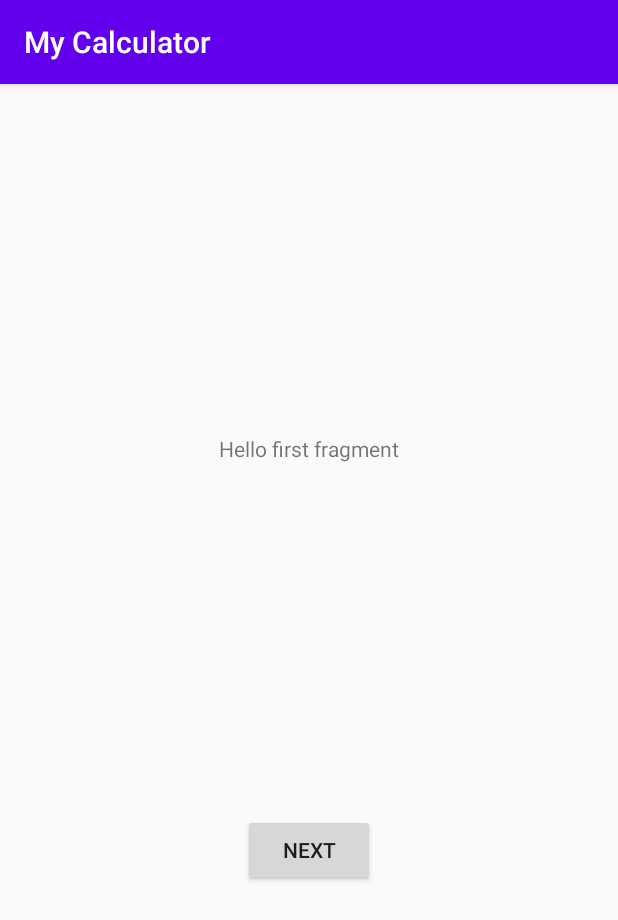
After one commit to RoteGer/My-Calculator, an Android app: the fragment FirstFragment shown on its own in the app's theme, on a phone screen of 412 x 824 dp. The commit adds this screen. Shown: the top 920 px of the screen. Run offline under Robolectric (Android 15) with nearby library versions, the phone set to English and light mode, and no system bars.

Commit message:
Made some logistic changes and added a second activity that shows the result

```diff
--- a/app/build.gradle
+++ b/app/build.gradle
@@ -26,12 +26,18 @@ android {
         sourceCompatibility JavaVersion.VERSION_1_8
         targetCompatibility JavaVersion.VERSION_1_8
     }
+    buildFeatures {
+        viewBinding true
+    }
 }
 
 dependencies {
 
     implementation 'com.android.support:appcompat-v7:28.0.0'
     implementation 'com.android.support.constraint:constraint-layout:2.0.4'
+    implementation 'com.android.support:design:28.0.0'
+    implementation 'android.arch.navigation:navigation-fragment:1.0.0'
+    implementation 'android.arch.navigation:navigation-ui:1.0.0'
     testImplementation 'junit:junit:4.13.2'
     androidTestImplementation 'com.android.support.test:runner:1.0.2'
     androidTestImplementation 'com.android.support.test.espresso:espresso-core:3.0.2'
--- /dev/null
+++ b/app/src/main/java/com/example/mycalculator/FirstFragment.java
@@ -0,0 +1,48 @@
+package com.example.mycalculator;
+
+import android.os.Bundle;
+import android.view.LayoutInflater;
+import android.view.View;
+import android.view.ViewGroup;
+
+import android.support.annotation.NonNull;
+import android.support.v4.app.Fragment;
+
+import androidx.navigation.fragment.NavHostFragment;
+
+import com.example.mycalculator.databinding.FragmentFirstBinding;
+
+public class FirstFragment extends Fragment {
+
+    private FragmentFirstBinding binding;
+
+    @Override
+    public View onCreateView(
+            LayoutInflater inflater, ViewGroup container,
+            Bundle savedInstanceState
+    ) {
+
+        binding = FragmentFirstBinding.inflate(inflater, container, false);
+        return binding.getRoot();
+
+    }
+
+    public void onViewCreated(@NonNull View view, Bundle savedInstanceState) {
+        super.onViewCreated(view, savedInstanceState);
+
+        binding.buttonFirst.setOnClickListener(new View.OnClickListener() {
+            @Override
+            public void onClick(View view) {
+                NavHostFragment.findNavController(FirstFragment.this)
+                        .navigate(R.id.action_FirstFragment_to_SecondFragment);
+            }
+        });
+    }
+
+    @Override
+    public void onDestroyView() {
+        super.onDestroyView();
+        binding = null;
+    }
+
+}
--- /dev/null
+++ b/app/src/main/res/layout/fragment_first.xml
@@ -0,0 +1,28 @@
+<?xml version="1.0" encoding="utf-8"?>
+<android.support.constraint.ConstraintLayout xmlns:android="http://schemas.android.com/apk/res/android"
+    xmlns:app="http://schemas.android.com/apk/res-auto"
+    xmlns:tools="http://schemas.android.com/tools"
+    android:layout_width="match_parent"
+    android:layout_height="match_parent"
+    tools:context=".FirstFragment">
+
+    <TextView
+        android:id="@+id/textview_first"
+        android:layout_width="wrap_content"
+        android:layout_height="wrap_content"
+        android:text="@string/hello_first_fragment"
+        app:layout_constraintBottom_toTopOf="@id/button_first"
+        app:layout_constraintEnd_toEndOf="parent"
+        app:layout_constraintStart_toStartOf="parent"
+        app:layout_constraintTop_toTopOf="parent" />
+
+    <Button
+        android:id="@+id/button_first"
+        android:layout_width="wrap_content"
+        android:layout_height="wrap_content"
+        android:text="@string/next"
+        app:layout_constraintBottom_toBottomOf="parent"
+        app:layout_constraintEnd_toEndOf="parent"
+        app:layout_constraintStart_toStartOf="parent"
+        app:layout_constraintTop_toBottomOf="@id/textview_first" />
+</android.support.constraint.ConstraintLayout>
--- /dev/null
+++ b/app/src/main/res/values-land/dimens.xml
@@ -0,0 +1,3 @@
+<resources>
+    <dimen name="fab_margin">48dp</dimen>
+</resources>
--- /dev/null
+++ b/app/src/main/res/values-w1240dp/dimens.xml
@@ -0,0 +1,3 @@
+<resources>
+    <dimen name="fab_margin">200dp</dimen>
+</resources>
--- /dev/null
+++ b/app/src/main/res/values-w600dp/dimens.xml
@@ -0,0 +1,3 @@
+<resources>
+    <dimen name="fab_margin">48dp</dimen>
+</resources>
--- /dev/null
+++ b/app/src/main/res/values/dimens.xml
@@ -0,0 +1,3 @@
+<resources>
+    <dimen name="fab_margin">16dp</dimen>
+</resources>
--- a/app/src/main/res/values/strings.xml
+++ b/app/src/main/res/values/strings.xml
@@ -1,3 +1,12 @@
 <resources>
     <string name="app_name">My Calculator</string>
+    <string name="title_activity_main2">MainActivity2</string>
+    <!-- Strings used for fragments for navigation -->
+    <string name="first_fragment_label">First Fragment</string>
+    <string name="second_fragment_label">Second Fragment</string>
+    <string name="next">Next</string>
+    <string name="previous">Previous</string>
+
+    <string name="hello_first_fragment">Hello first fragment</string>
+    <string name="hello_second_fragment">Hello second fragment. Arg: %1$s</string>
 </resources>
--- a/app/src/main/res/values/themes.xml
+++ b/app/src/main/res/values/themes.xml
@@ -7,4 +7,13 @@
         <item name="colorAccent">@color/teal_200</item>
         <!-- Customize your theme here. -->
     </style>
+
+    <style name="Theme.MyCalculator.NoActionBar">
+        <item name="windowActionBar">false</item>
+        <item name="windowNoTitle">true</item>
+    </style>
+
+    <style name="Theme.MyCalculator.AppBarOverlay" parent="ThemeOverlay.AppCompat.Dark.ActionBar" />
+
+    <style name="Theme.MyCalculator.PopupOverlay" parent="ThemeOverlay.AppCompat.Light" />
 </resources>
```
Also changed, not shown: app/src/main/AndroidManifest.xml (+9 -0 lines), app/src/main/java/com/example/mycalculator/MainActivity.java (+50 -65 lines), app/src/main/java/com/example/mycalculator/MainActivity2.java (added, +25 -0 lines), app/src/main/res/layout/activity_main.xml (+2 -11 lines), app/src/main/res/layout/activity_main2.xml (added, +17 -0 lines), app/src/main/res/layout/content_main.xml (added, +19 -0 lines), app/src/main/res/layout/fragment_second.xml (added, +17 -0 lines), app/src/main/res/navigation/nav_graph.xml (added, +28 -0 lines).
